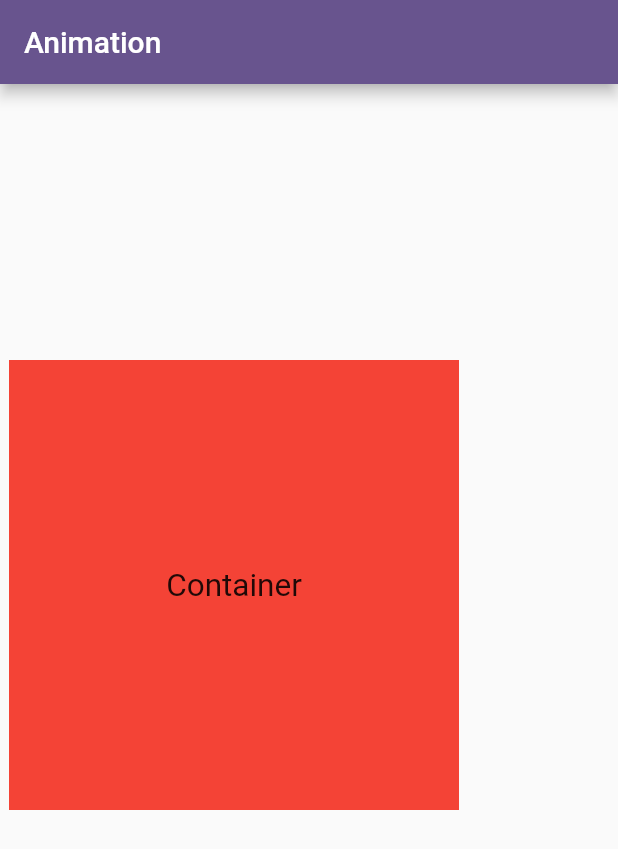
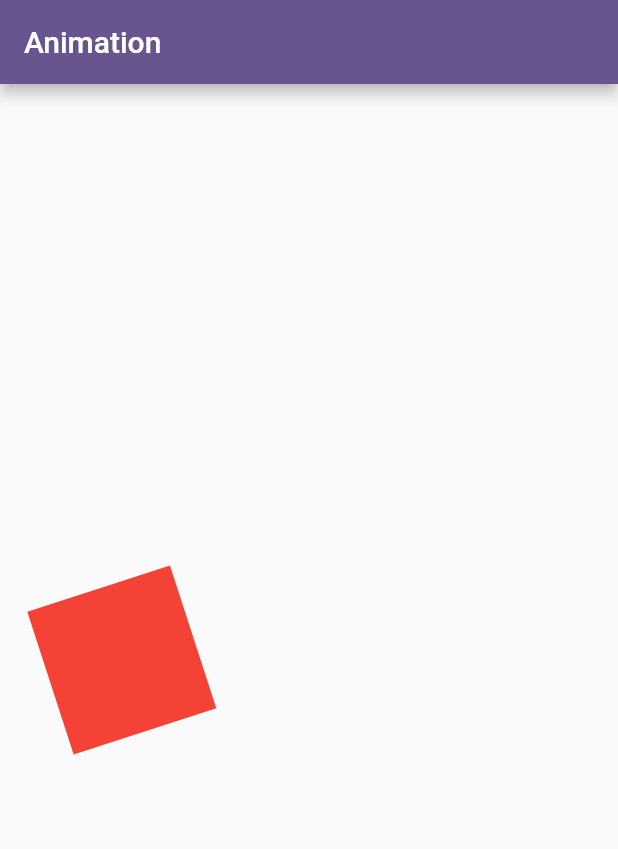
Before and after one commit to mohamdelbehairy/animation_flutter, a Flutter app: the screen it shows after launch, on a phone screen of 412 x 824 dp. Shown: the top 849 px of the screen. Run offline on Flutter 3.47's test engine with Material 3 defaults, Android fonts, the phone set to English and light mode, and no system bars.

Commit message:
explicit animation with explict animation

```diff
--- a/lib/main.dart
+++ b/lib/main.dart
@@ -1,11 +1,11 @@
 import 'package:flutter/material.dart';
 
 void main() {
-  runApp(const Animation());
+  runApp(const AnimationApp());
 }
 
-class Animation extends StatelessWidget {
-  const Animation({super.key});
+class AnimationApp extends StatelessWidget {
+  const AnimationApp({super.key});
 
   @override
   Widget build(BuildContext context) {
@@ -26,28 +26,43 @@ class HomeView extends StatefulWidget {
   State<HomeView> createState() => _HomeViewState();
 }
 
-class _HomeViewState extends State<HomeView> {
+class _HomeViewState extends State<HomeView>
+    with SingleTickerProviderStateMixin {
+  late AnimationController animationController;
+  late Animation<AlignmentGeometry> alignController;
+  late Animation<double> rotateConroller;
+
+  @override
+  void initState() {
+    animationController =
+        AnimationController(vsync: this, duration: const Duration(seconds: 2))
+          ..repeat(reverse: true);
+    alignController = Tween<AlignmentGeometry>(
+            begin: Alignment.centerLeft, end: Alignment.centerRight)
+        .animate(animationController);
+    rotateConroller =
+        Tween<double>(begin: 0, end: 2).animate(animationController);
+
+    super.initState();
+  }
+
   @override
   Widget build(BuildContext context) {
     return Scaffold(
         appBar: AppBar(title: const Text('Animation')),
-        body: TweenAnimationBuilder(
-            tween: Tween(begin: 0.5, end: 1.5),
-            duration: const Duration(seconds: 3),
-            builder: (context, value, child) {
-              return Transform.scale(
-                scale: value,
-                origin: const Offset(100, 100),
-                child: Center(
-                  child: Container(
-                    height: 200,
-                    width: 200,
-                    color: Colors.red,
-                    alignment: Alignment.center,
-                    child: const Text("Container"),
-                  ),
-                ),
-              );
-            }));
+        body: Column(
+          mainAxisAlignment: MainAxisAlignment.center,
+          children: [
+            AlignTransition(
+                alignment: alignController,
+                child: RotationTransition(
+                    turns: rotateConroller,
+                    child: Container(
+                      height: 100,
+                      width: 100,
+                      color: Colors.red,
+                    ))),
+          ],
+        ));
   }
 }
```
